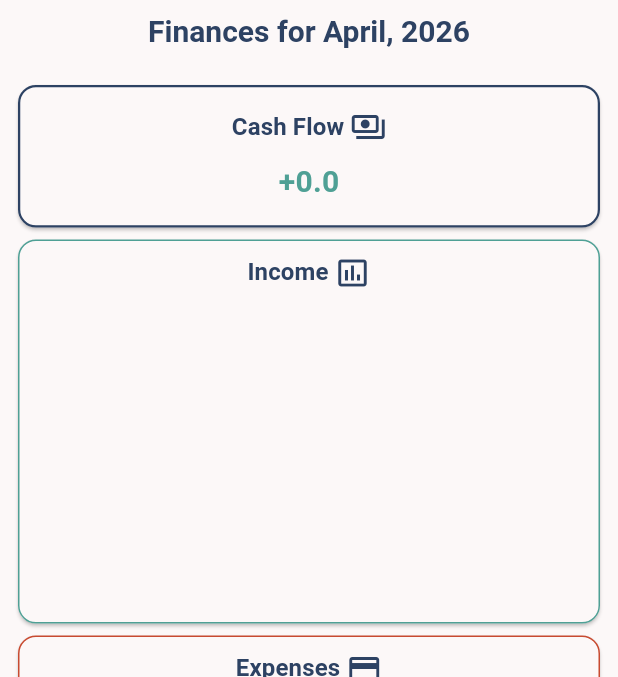
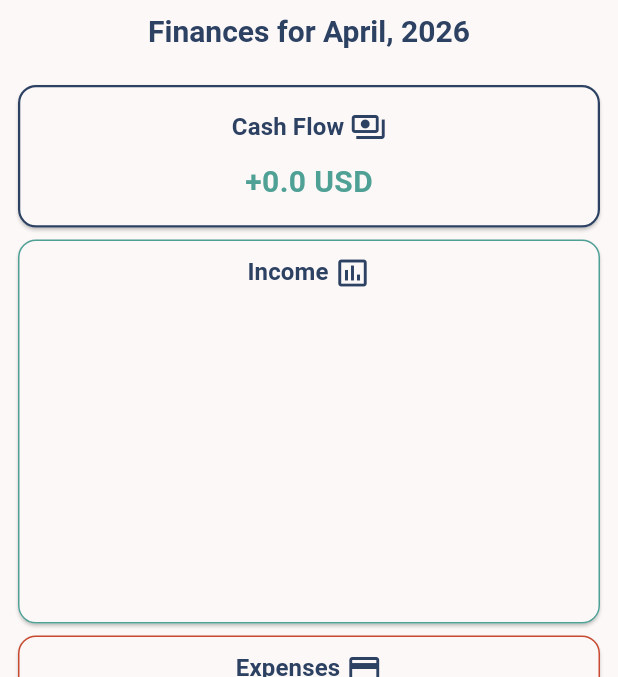
Before and after one commit to MK629/knox, a Flutter app: the screen it shows after launch, on a phone screen of 412 x 824 dp, the part 98-775 px from its top. Run offline on Flutter 3.47's test engine with Material 3 defaults, Android fonts, the phone set to English and light mode, and no system bars; our stand-ins replace hive, sqflite; accounts and stored records are empty.

Commit message:
Added currency settings

```diff
--- a/lib/app/components/record_input_form.dart
+++ b/lib/app/components/record_input_form.dart
@@ -107,7 +107,7 @@ class _RecordInputFormState extends State<RecordInputForm> {
   }
 }
 
-Padding typeToggleButtonItem(String label, IconData labelIcon) {
+Widget typeToggleButtonItem(String label, IconData labelIcon) {
   return Padding(
     padding: const EdgeInsets.all(8.0),
     child: Text.rich(
--- a/lib/app/contexts/preferences.dart
+++ b/lib/app/contexts/preferences.dart
@@ -1,4 +1,5 @@
 import 'package:flutter/material.dart';
+import 'package:knox/db/constants.dart';
 import 'package:knox/hive/worker_bee.dart';
 
 class Preferences extends ChangeNotifier {
@@ -10,12 +11,18 @@ class Preferences extends ChangeNotifier {
 
   Preferences(Map<dynamic, dynamic> prefs) {
     _darkMode = prefs[PrefKeys.darkMode] as bool? ?? false;
-    _currency = prefs[PrefKeys.currency] as String? ?? "";
+    _currency = prefs[PrefKeys.currency] as String? ?? CurrencyType.values[0].name.toString().toUpperCase();
   }
 
   void toggleDarkMode(bool boolean) async {
     _darkMode = boolean;
     await WorkerBee.addOrUpdateItem(PrefKeys.darkMode, _darkMode);
+    notifyListeners();
+  }
+
+  void setCurrency(String currency) async {
+    _currency = currency;
+    await WorkerBee.addOrUpdateItem(PrefKeys.currency, currency);
     notifyListeners();
   }
 }
--- a/lib/app/pages/budget_tracker.dart
+++ b/lib/app/pages/budget_tracker.dart
@@ -1,10 +1,12 @@
 import 'package:flutter/material.dart';
 import 'package:knox/app/components/record_input_form.dart';
 import 'package:knox/app/configs/app_theme.dart';
+import 'package:knox/app/contexts/preferences.dart';
 import 'package:knox/db/constants.dart';
 import 'package:knox/db/entities/finance_record.dart';
 import 'package:knox/db/functions/finance_record_keeper.dart';
 import 'package:knox/utils/knox_date_util.dart';
+import 'package:provider/provider.dart';
 
 class BudgetTracker extends StatefulWidget {
   final bool monthly;
@@ -31,6 +33,9 @@ class _BudgetTrackerState extends State<BudgetTracker> {
 
   @override
   Widget build(BuildContext context) {
+    final prefs = context.read<Preferences>();
+    String currentCurrency = prefs.currency;
+
     return Padding(
       padding: EdgeInsets.all(8.0),
       child: Column(
@@ -67,9 +72,9 @@ class _BudgetTrackerState extends State<BudgetTracker> {
                     Column(
                       crossAxisAlignment: CrossAxisAlignment.stretch,
                       children: [
-                        CashFlowCard(totalSum: totalSum),
-                        IncomeDisplayCard(incomes: items.where((element) => element.type == RecordType.income).toList(), refetchCallback: refetch,),
-                        ExpenseDisplayCard(expenses: items.where((element) => element.type == RecordType.expense).toList(), refetchCallback: refetch,),
+                        CashFlowCard(totalSum: totalSum, currency: currentCurrency,),
+                        IncomeDisplayCard(incomes: items.where((element) => element.type == RecordType.income).toList(), currency: currentCurrency,refetchCallback: refetch,),
+                        ExpenseDisplayCard(expenses: items.where((element) => element.type == RecordType.expense).toList(), currency: currentCurrency, refetchCallback: refetch,),
                       ],
                     ),
                     Positioned(
@@ -102,9 +107,10 @@ class _BudgetTrackerState extends State<BudgetTracker> {
 
 //Cashflow card
 class CashFlowCard extends StatelessWidget {
-  const CashFlowCard({super.key, required this.totalSum});
+  final double totalSum;
+  final String currency;
 
-  final double totalSum;
+  const CashFlowCard({super.key, required this.totalSum, required this.currency});
 
   @override
   Widget build(BuildContext context) {
@@ -118,7 +124,7 @@ class CashFlowCard extends StatelessWidget {
             cardLabelText("Cash Flow", Icons.payments_outlined, context),
             const SizedBox(height: 10),
             Text(
-              totalSum >= 0 ? "+$totalSum" : "$totalSum",
+              totalSum >= 0 ? "+$totalSum $currency" : "$totalSum $currency",
               style: TextStyle(
                 color: textColor,
                 fontSize: 20,
@@ -134,9 +140,10 @@ class CashFlowCard extends StatelessWidget {
 
 class IncomeDisplayCard extends StatelessWidget {
   final List<FinanceRecord> incomes;
+  final String currency;
   final VoidCallback refetchCallback;
 
-  const IncomeDisplayCard({super.key, required this.incomes, required this.refetchCallback});
+  const IncomeDisplayCard({super.key, required this.incomes, required this.currency, required this.refetchCallback});
 
   @override
   Widget build(BuildContext context) {
@@ -154,7 +161,7 @@ class IncomeDisplayCard extends StatelessWidget {
           children: [
             cardLabelText("Income", Icons.insert_chart_outlined, context),
             SizedBox(height: 12),
-            scrollingCardPocketDisplay(incomes, theme, refetchCallback)
+            scrollingCardPocketDisplay(incomes, theme, currency, refetchCallback)
           ],
         ),
       ),
@@ -165,9 +172,10 @@ class IncomeDisplayCard extends StatelessWidget {
 //Expense display card
 class ExpenseDisplayCard extends StatelessWidget {
   final List<FinanceRecord> expenses;
+    final String currency;
   final VoidCallback refetchCallback;
 
-  const ExpenseDisplayCard({super.key, required this.expenses, required this.refetchCallback});
+  const ExpenseDisplayCard({super.key, required this.expenses, required this.currency, required this.refetchCallback});
 
   @override
   Widget build(BuildContext context) {
@@ -185,7 +193,7 @@ class ExpenseDisplayCard extends StatelessWidget {
           children: [
             cardLabelText("Expenses", Icons.payment_outlined, context),
             SizedBox(height: 12),
-            scrollingCardPocketDisplay(expenses, theme, refetchCallback)
+            scrollingCardPocketDisplay(expenses, theme, currency, refetchCallback)
           ],
         ),
       ),
@@ -194,7 +202,7 @@ class ExpenseDisplayCard extends StatelessWidget {
 }
 
 //Card label text formatted with icon
-Text cardLabelText(String label, IconData labelIcon, BuildContext context) {
+Widget cardLabelText(String label, IconData labelIcon, BuildContext context) {
   return Text.rich(
     textAlign: TextAlign.center,
     TextSpan(
@@ -215,7 +223,7 @@ Text cardLabelText(String label, IconData labelIcon, BuildContext context) {
 }
 
 //Scrolling card pocket display
-SizedBox scrollingCardPocketDisplay(List<FinanceRecord> records, ThemeData theme, VoidCallback refetchCallback) {
+Widget scrollingCardPocketDisplay(List<FinanceRecord> records, ThemeData theme, String currency, VoidCallback refetchCallback) {
   return SizedBox(
     height: 200,
     child: ListView.separated(
@@ -256,13 +264,6 @@ SizedBox scrollingCardPocketDisplay(List<FinanceRecord> records, ThemeData theme
                     const SizedBox(height: 6),
                     Text("Created: ${KnoxDateUtil.noMilliseconds(record.crtTime)}", style: theme.textTheme.bodySmall?.copyWith(color: Colors.grey)),
                     Text("Updated: ${KnoxDateUtil.noMilliseconds(record.updTime)}", style: theme.textTheme.bodySmall?.copyWith(color: Colors.grey)),
-                    // Row(
-                    //   spacing: 10,
-                    //   children: [
-                    //     Text("Created: ${KnoxDateUtil.noTime(record.crtTime)}", style: theme.textTheme.bodySmall?.copyWith(color: Colors.grey)),
-                    //     Text("Updated: ${KnoxDateUtil.noTime(record.updTime)}", style: theme.textTheme.bodySmall?.copyWith(color: Colors.grey)),
-                    //   ],
-                    // )
                   ],
                 ),
               ),
--- a/lib/app/templates/knox_scaffold.dart
+++ b/lib/app/templates/knox_scaffold.dart
@@ -11,6 +11,7 @@ class KnoxScaffold extends StatelessWidget {
     return SafeArea(
       child: Scaffold(
         appBar: AppBar(
+          scrolledUnderElevation: 0,
           leading: Builder(
             builder: (context) {
               return IconButton(
--- a/lib/db/constants.dart
+++ b/lib/db/constants.dart
@@ -47,3 +47,20 @@ class TimeHelper {
   static DateTime todayDate = DateUtils.dateOnly(DateTime.now());
   static List<String> monthNames = ["0 Index filler", "January", "February", "March", "April", "May", "June", "July", "August", "September", "October", "November", "December"];
 }
+
+enum CurrencyType {
+  usd, // US Dollar
+  eur, // Euro
+  gbp, // British Pound
+  jpy, // Japanese Yen
+  cny, // Chinese Yuan
+  krw, // South Korean Won
+  mmk, // Myanmar Kyat
+  thb, // Thai Baht
+  sgd, // Singapore Dollar
+  inr, // Indian Rupee
+  aud, // Australian Dollar
+  cad, // Canadian Dollar
+  chf, // Swiss Franc
+  hkd, // Hong Kong Dollar
+}
```
Also changed, not shown: lib/app/configs/app_theme.dart (+30 -0 lines), lib/app/pages/settings.dart (+21 -1 lines).
